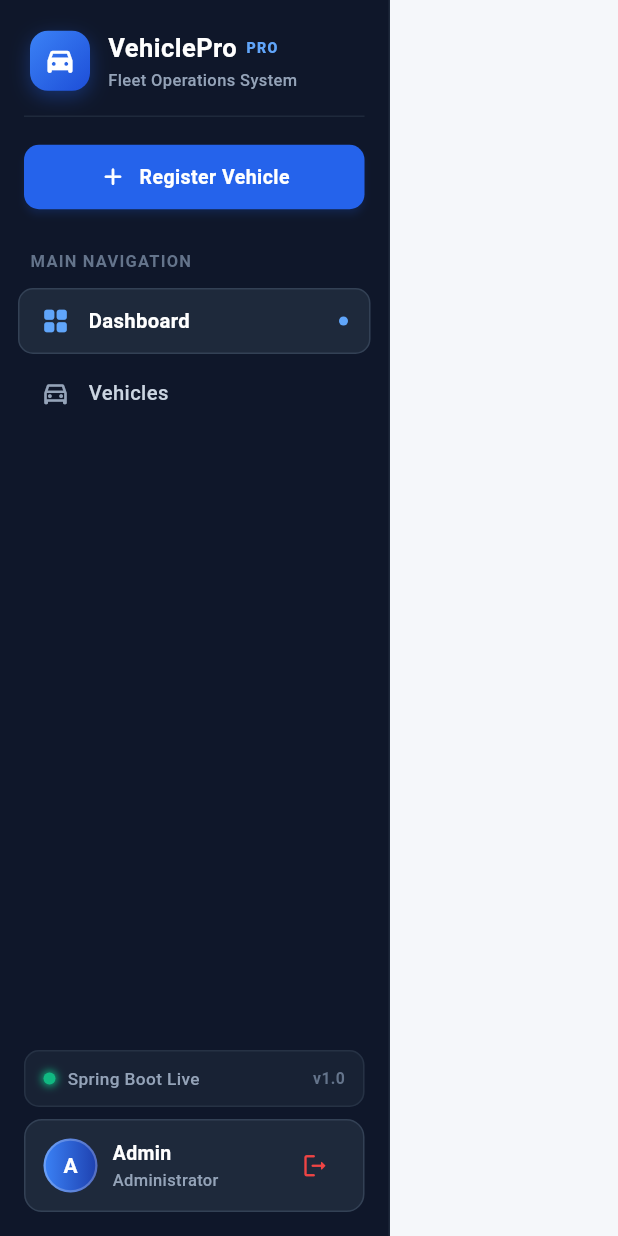
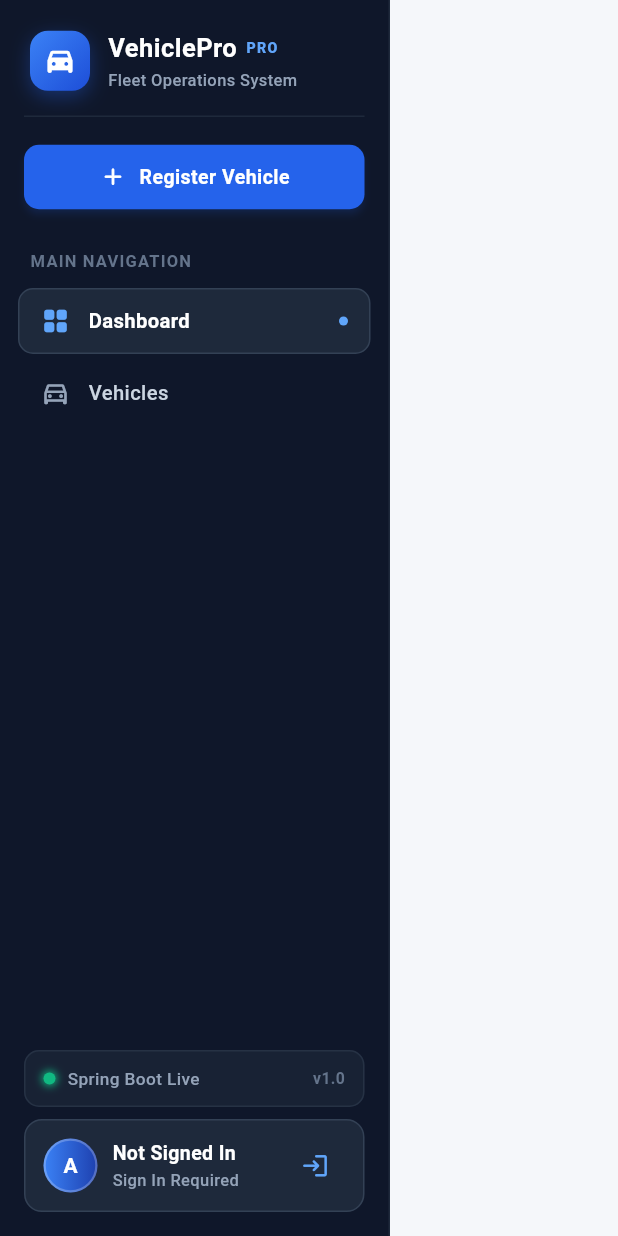
Before and after one commit to siamr7466/Vehiche_Management_System, a Flutter app: the AppSidebar widget shown alone on an empty page, opened directly with empty values, on a phone screen of 412 x 824 dp. Run offline on Flutter 3.47's test engine with Material 3 defaults, Android fonts, the phone set to English and light mode, and no system bars; network calls fail; Roboto replaces fonts that are missing (Segoe UI).

Commit message:
fix(auth): handle session expiration with dedicated Sign In button and graceful auth states

```diff
--- a/lib/widgets/app_sidebar.dart
+++ b/lib/widgets/app_sidebar.dart
@@ -297,7 +297,7 @@ class AppSidebar extends StatelessWidget {
                         mainAxisSize: MainAxisSize.min,
                         children: [
                           Text(
-                            AuthService.currentUser ?? 'Admin',
+                            AuthService.isLoggedIn ? (AuthService.currentUser ?? 'Admin') : 'Not Signed In',
                             style: const TextStyle(
                               color: Colors.white,
                               fontSize: 13,
@@ -305,9 +305,9 @@ class AppSidebar extends StatelessWidget {
                             ),
                             overflow: TextOverflow.ellipsis,
                           ),
-                          const Text(
-                            'Administrator',
-                            style: TextStyle(
+                          Text(
+                            AuthService.isLoggedIn ? 'Administrator' : 'Sign In Required',
+                            style: const TextStyle(
                               fontSize: 11,
                               color: textMuted,
                               fontWeight: FontWeight.w500,
@@ -317,15 +317,17 @@ class AppSidebar extends StatelessWidget {
                       ),
                     ),
                     IconButton(
-                      icon: const Icon(
-                        Icons.logout_rounded,
+                      icon: Icon(
+                        AuthService.isLoggedIn ? Icons.logout_rounded : Icons.login_rounded,
                         size: 19,
-                        color: Color(0xFFEF4444), // Soft red logout
+                        color: AuthService.isLoggedIn ? const Color(0xFFEF4444) : const Color(0xFF60A5FA),
                       ),
-                      tooltip: 'Sign Out',
+                      tooltip: AuthService.isLoggedIn ? 'Sign Out' : 'Sign In',
                       visualDensity: VisualDensity.compact,
                       onPressed: () {
-                        AuthService().logout();
+                        if (AuthService.isLoggedIn) {
+                          AuthService().logout();
+                        }
                         Navigator.of(context).pushReplacementNamed(AppRoutes.login);
                       },
                     ),
```
Also changed, not shown: lib/screens/vehicle_list_screen.dart (+59 -17 lines), lib/widgets/app_top_bar.dart (+22 -16 lines).
